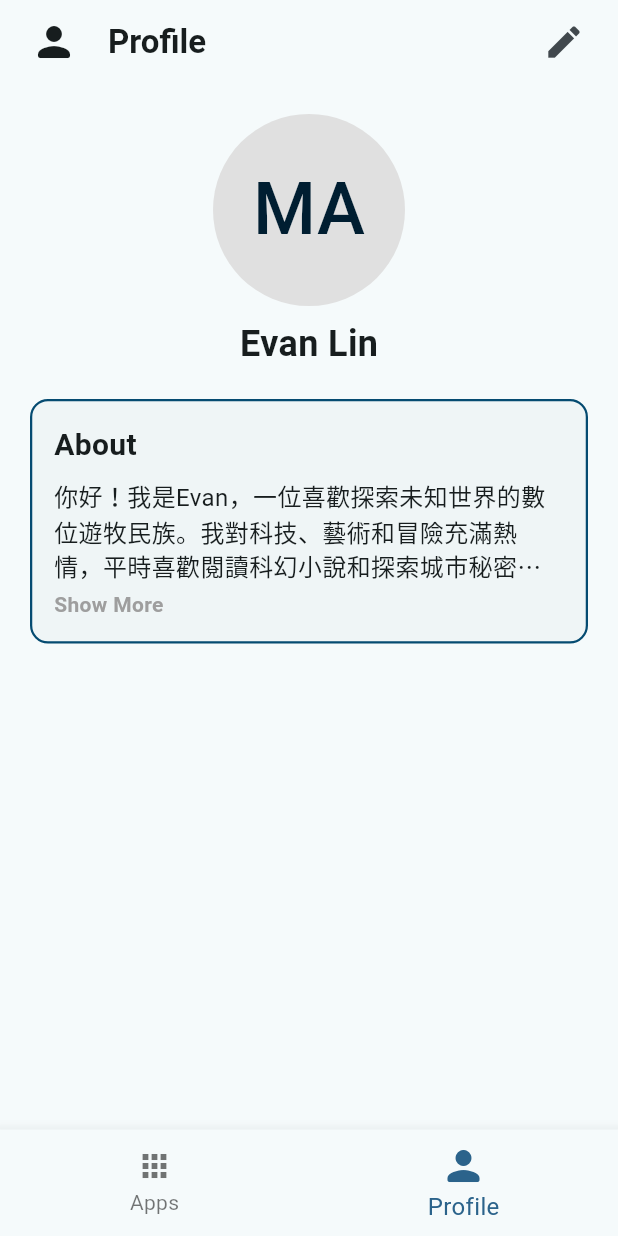
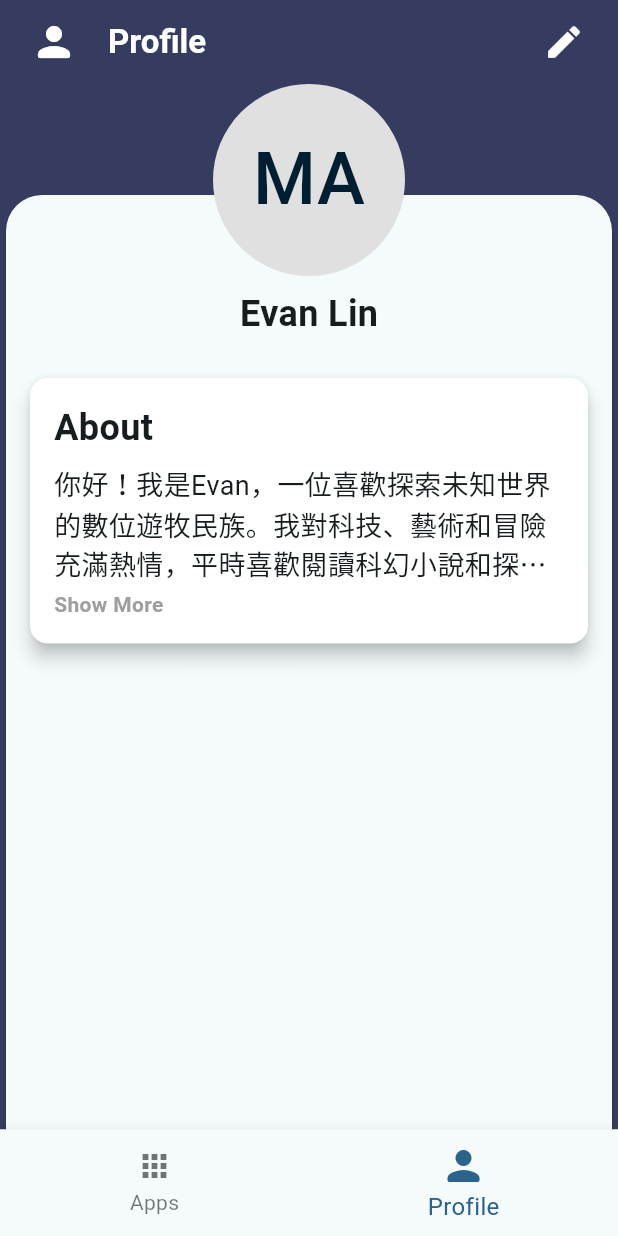
Before and after one commit to MagentaII/Flutter_Magenta, a Flutter app: the screen it shows after launch, item 2 of the bottom bar chosen, on a phone screen of 412 x 824 dp. Run offline on Flutter 3.47's test engine with Material 3 defaults, Android fonts, the phone set to English and light mode, and no system bars; our stand-ins replace bloc, equatable, flutter_bloc, get_it, google_fonts, hive and 5 more; accounts and stored records are empty; Roboto replaces fonts that are missing (ABeeZee).

Commit message:
Update UI
 - expandable_text.dart and profile_view.dart

```diff
--- a/lib/screens/home/views/profile_view.dart
+++ b/lib/screens/home/views/profile_view.dart
@@ -14,13 +14,13 @@ class ProfileView extends StatelessWidget {
   @override
   Widget build(BuildContext context) {
     return Scaffold(
+      backgroundColor: const Color(0xff353C5F),
       appBar: AppBar(
+        backgroundColor: const Color(0xff353C5F),
         title: const Text(
           'Profile',
           style: TextStyle(
-            fontWeight: FontWeight.bold,
-            fontSize: 22.0,
-          ),
+              fontWeight: FontWeight.bold, fontSize: 22.0, color: Colors.white),
         ),
         leading: Padding(
           padding: const EdgeInsets.only(left: 12.0),
@@ -29,6 +29,7 @@ class ProfileView extends StatelessWidget {
               icon: const Icon(
                 Icons.person_rounded,
                 size: 32,
+                color: Colors.white,
               )),
         ),
         actions: [
@@ -38,20 +39,44 @@ class ProfileView extends StatelessWidget {
               icon: const Icon(
                 Icons.edit,
                 size: 28,
+                color: Colors.white,
               ),
               onPressed: () {},
             ),
           )
         ],
       ),
-      body: const Column(
+      body: Stack(
         children: [
-          SizedBox(height: 20.0),
-          MyAvatar(initials: 'MA'),
-          Padding(
-            padding: EdgeInsets.symmetric(horizontal: 16),
+          Positioned(
+            top: 70,
+            bottom: -50,
+            left: 0,
+            right: 0,
+            child: Padding(
+              padding: const EdgeInsets.symmetric(horizontal: 0.0),
+              child: SizedBox(
+                width: 200,
+                child: Card(
+                  color: const Color(0xfff5fafb),
+                  shape: RoundedRectangleBorder(
+                    borderRadius: BorderRadius.circular(24.0), // 调整圆角的大小
+                  ),
+                ),
+              ),
+            ),
+          ),
+          Positioned(
+            top: 0,
+            left: MediaQuery.of(context).size.width / 2 - 64,
+            child: const MyAvatar(initials: 'MA'),
+          ),
+          const Positioned(
+            top: 136,
+            left: 16,
+            right: 16,
             child: ProfileContent(),
-          ),
+          )
         ],
       ),
     );
@@ -188,25 +213,23 @@ class _ProfileContentState extends State<ProfileContent> {
     return Column(
       crossAxisAlignment: CrossAxisAlignment.start,
       children: [
-        const SizedBox(height: 16.0),
+        const SizedBox(height: 56.0),
+        // Add space at the top to avoid overlapping with the avatar
         Card(
-          elevation: 0.0, // Optional: Adds a shadow effect
+          color: Colors.white,
+          elevation: 5.0,
           shape: RoundedRectangleBorder(
-              borderRadius: BorderRadius.circular(12), // 設定圓角
-              side: const BorderSide(
-                color: Color(0xff054b71), // 邊框顏色
-                width: 1.5, // 邊框寬度
-              )
+            borderRadius: BorderRadius.circular(12),
           ),
           child: Padding(
-            padding: const EdgeInsets.all(16.0), // Adds padding inside the card
+            padding: const EdgeInsets.all(16.0),
             child: Column(
               crossAxisAlignment: CrossAxisAlignment.start,
               children: [
                 const Text(
                   'About',
                   style: TextStyle(
-                    fontSize: 20,
+                    fontSize: 24,
                     fontWeight: FontWeight.bold,
                   ),
                 ),
--- a/lib/screens/home/widgets/expandable_text.dart
+++ b/lib/screens/home/widgets/expandable_text.dart
@@ -25,7 +25,7 @@ class _ExpandableTextState extends State<ExpandableText> {
       text,
       maxLines: isExpanded ? null : 3,
       overflow: isExpanded ? null : TextOverflow.ellipsis,
-      style: const TextStyle(fontSize: 16),
+      style: const TextStyle(fontSize: 18),
     );
 
     return GestureDetector(
```
